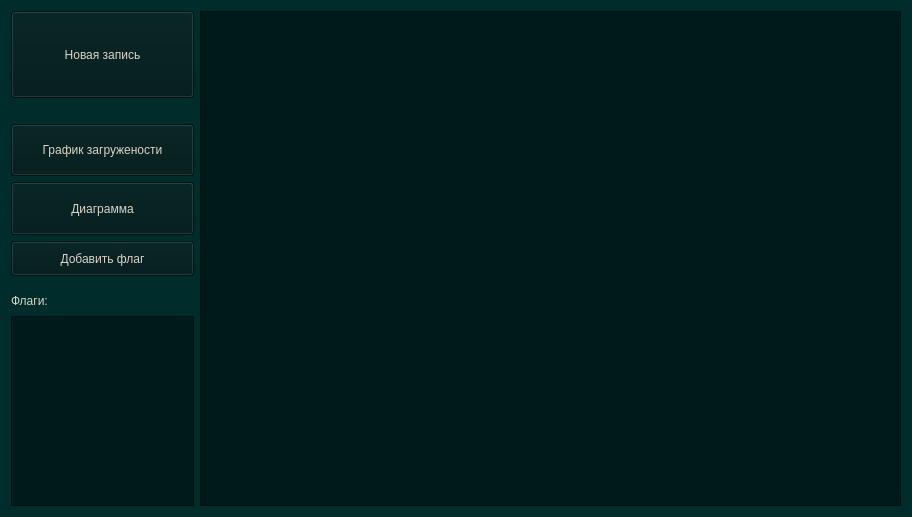
Old version of the form UI/ui_category.ui in the repository i3Cheese/Your-Diary.
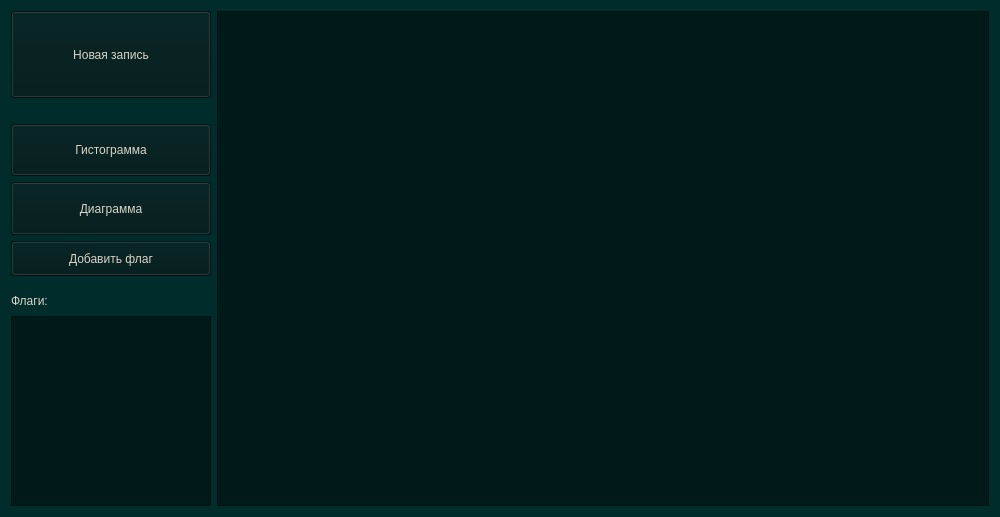
New version of the form.

```diff
--- a/UI/ui_category.ui
+++ b/UI/ui_category.ui
@@ -6,7 +6,7 @@
    <rect>
     <x>0</x>
     <y>0</y>
-    <width>912</width>
+    <width>1000</width>
     <height>517</height>
    </rect>
   </property>
@@ -41,7 +41,7 @@
        </property>
        <property name="maximumSize">
         <size>
-         <width>183</width>
+         <width>200</width>
          <height>87</height>
         </size>
        </property>
@@ -88,7 +88,7 @@
        </property>
        <property name="maximumSize">
         <size>
-         <width>183</width>
+         <width>200</width>
          <height>52</height>
         </size>
        </property>
@@ -96,7 +96,7 @@
         <string notr="true">background-color: rgb(0, 25, 25);</string>
        </property>
        <property name="text">
-        <string>График загружености</string>
+        <string>Гистограмма</string>
        </property>
       </widget>
      </item>
@@ -116,7 +116,7 @@
        </property>
        <property name="maximumSize">
         <size>
-         <width>183</width>
+         <width>200</width>
          <height>53</height>
         </size>
        </property>
@@ -144,7 +144,7 @@
        </property>
        <property name="maximumSize">
         <size>
-         <width>183</width>
+         <width>200</width>
          <height>35</height>
         </size>
        </property>
@@ -182,7 +182,7 @@
        </property>
        <property name="maximumSize">
         <size>
-         <width>183</width>
+         <width>200</width>
          <height>18</height>
         </size>
        </property>
@@ -204,7 +204,7 @@
        </property>
        <property name="maximumSize">
         <size>
-         <width>183</width>
+         <width>200</width>
          <height>16777215</height>
         </size>
        </property>
```
Left out of the diff: 2 changed lines with no effect on the pictures.
